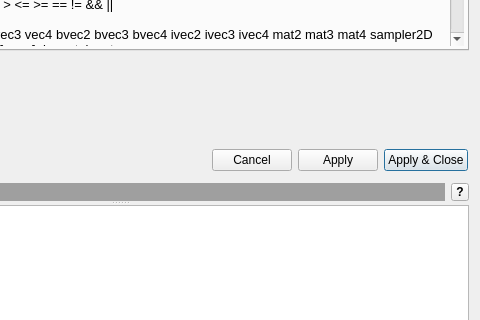
Above: src/GLSLCodeEditorWidget.ui from markus-wa/glmixer-mirror before the change; both pictures show x 240 to 720 and y 135 to 455 of the 720 by 587 pixel window. Below: the same form after it.
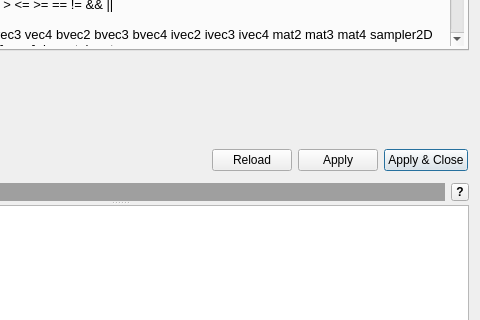
That is the form after the change. The open tabs and pages were chosen to show the change. Icons and pictures are not drawn. Custom widgets are drawn as their Qt base class.

The edit to the form file:
```diff
--- a/src/GLSLCodeEditorWidget.ui
+++ b/src/GLSLCodeEditorWidget.ui
@@ -28,6 +28,9 @@
      </property>
      <widget class="QWidget" name="layoutWidget">
       <layout class="QVBoxLayout" name="verticalLayout">
+       <property name="spacing">
+        <number>6</number>
+       </property>
        <item>
         <widget class="QTabWidget" name="PluginInformation">
          <property name="maximumSize">
@@ -565,7 +568,7 @@
              <string>Restore code currently running</string>
             </property>
             <property name="text">
-             <string>Cancel</string>
+             <string>Reload</string>
             </property>
             <property name="icon">
              <iconset resource="../icons.qrc">
```
Left out of the diff: 305 changed lines with no effect on the pictures.
